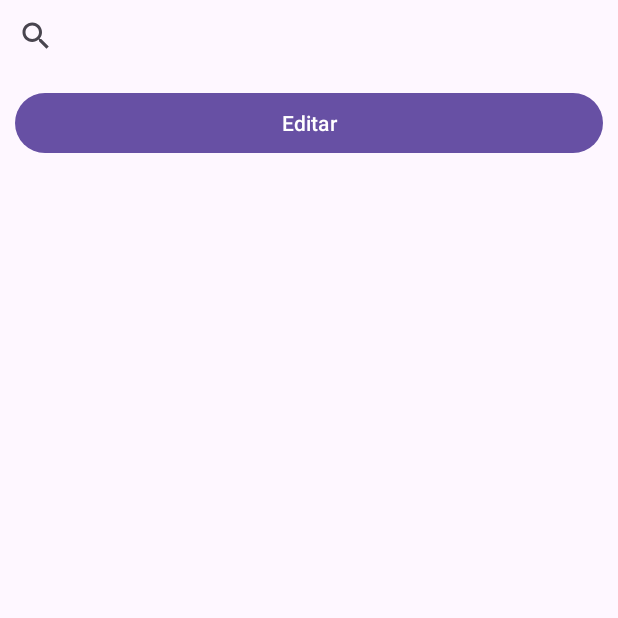
After one commit to DeringSalazar/HotelSync, an Android app: the ListaUbicacionesActivity screen opened directly, with no data from a screen before it, on a phone screen of 412 x 824 dp, the top half of it. The commit adds this screen. Run offline under Robolectric (Android 15) with nearby library versions, the phone set to English and light mode, and no system bars.

Commit message:
Ubiciones
Ubicaciones

```diff
--- a/app/build.gradle.kts
+++ b/app/build.gradle.kts
@@ -37,6 +37,8 @@ dependencies {
     implementation(libs.material)
     implementation(libs.activity)
     implementation(libs.constraintlayout)
+    implementation(libs.osmdroid.android)
+    implementation(libs.play.services.location)
     testImplementation(libs.junit)
     androidTestImplementation(libs.ext.junit)
     androidTestImplementation(libs.espresso.core)
--- /dev/null
+++ b/app/src/main/java/com/example/hotelsync/ListaUbicacionesActivity.java
@@ -0,0 +1,128 @@
+package com.example.hotelsync;
+
+import android.content.Intent;
+import android.database.Cursor;
+import android.database.sqlite.SQLiteDatabase;
+import android.os.Bundle;
+import android.widget.ArrayAdapter;
+import android.widget.Button;
+import android.widget.ListView;
+import android.widget.SearchView;
+import android.widget.Toast;
+
+import androidx.appcompat.app.AppCompatActivity;
+
+import java.util.ArrayList;
+
+public class ListaUbicacionesActivity extends AppCompatActivity {
+
+    ListView lista;
+    SearchView searchView;
+    Button btnEditar;
+    SQLiteDatabase db;
+
+    ArrayList<String> ubicaciones = new ArrayList<>();
+    ArrayList<Integer> ids = new ArrayList<>();
+    ArrayAdapter<String> adapter;
+
+    int idSeleccionado = -1;      // ID de DB
+    int posicionSeleccionada = -1; // posición en la lista (para el color)
+
+    @Override
+    protected void onCreate(Bundle savedInstanceState) {
+        super.onCreate(savedInstanceState);
+        setContentView(R.layout.activity_lista_ubicaciones);
+
+        lista = findViewById(R.id.listUbicaciones2);
+        searchView = findViewById(R.id.searchUbicaciones);
+        btnEditar = findViewById(R.id.btnEditar);
+
+        DBGestion gestion = new DBGestion(this, "hotel.db", null, 1);
+        db = gestion.getWritableDatabase();
+
+        cargarUbicaciones();
+
+        // 👉 Seleccionar item sin Toast, solo resaltado
+        lista.setOnItemClickListener((parent, view, position, id) -> {
+            idSeleccionado = ids.get(position);
+            posicionSeleccionada = position;
+
+            pintarSeleccion(); // 👉 Resaltar selección
+        });
+
+        // 👉 Botón EDITAR abre la pantalla SOLO si hay selección
+        btnEditar.setOnClickListener(v -> {
+            if (idSeleccionado == -1) {
+                Toast.makeText(this, "Seleccione una ubicación primero", Toast.LENGTH_SHORT).show();
+            } else {
+                Intent intent = new Intent(this, EditarUbicacionActivity.class);
+                intent.putExtra("id", idSeleccionado);
+                startActivity(intent);
+            }
+        });
+
+        // 🔍 FILTRO EN TIEMPO REAL
+        searchView.setOnQueryTextListener(new SearchView.OnQueryTextListener() {
+            @Override
+            public boolean onQueryTextSubmit(String query) {
+                adapter.getFilter().filter(query);
+                return true;
+            }
+
+            @Override
+            public boolean onQueryTextChange(String newText) {
+                adapter.getFilter().filter(newText);
+
+                // Reset selección si cambia la búsqueda
+                idSeleccionado = -1;
+                posicionSeleccionada = -1;
+                lista.post(ListaUbicacionesActivity.this::pintarSeleccion);
+
+                return true;
+            }
+        });
+    }
+
+    @Override
+    protected void onResume() {
+        super.onResume();
+        cargarUbicaciones();
+
+        idSeleccionado = -1;
+        posicionSeleccionada = -1;
+    }
+
+    private void cargarUbicaciones() {
+        ubicaciones.clear();
+        ids.clear();
+
+        Cursor cursor = db.rawQuery("SELECT id, nombre, latitud, longitud FROM ubicacion", null);
+
+        while (cursor.moveToNext()) {
+            ids.add(cursor.getInt(0));
+            String item = cursor.getString(1) +
+                    "\nLat: " + cursor.getString(2) +
+                    "  Lon: " + cursor.getString(3);
+            ubicaciones.add(item);
+        }
+
+        cursor.close();
+
+        adapter = new ArrayAdapter<>(this, android.R.layout.simple_list_item_1, ubicaciones);
+        lista.setAdapter(adapter);
+
+        // 👉 repinta por si quedó algo marcado antes
+        lista.post(this::pintarSeleccion);
+    }
+
+    // ⭐ Pintar el item seleccionado
+    private void pintarSeleccion() {
+        for (int i = 0; i < lista.getChildCount(); i++) {
+            if (i == posicionSeleccionada) {
+                lista.getChildAt(i).setBackgroundColor(0xFFB2DFDB); // verde agua suave
+            } else {
+                lista.getChildAt(i).setBackgroundColor(0xFFFFFFFF); // blanco
+            }
+        }
+    }
+}
--- a/app/src/main/res/layout/activity_huesped.xml
+++ b/app/src/main/res/layout/activity_huesped.xml
@@ -22,7 +22,7 @@
         app:layout_constraintTop_toTopOf="parent">
 
         <Button
-            android:id="@+id/BtnHabitacion"
+            android:id="@+id/BtnUbicacion"
             android:layout_width="match_parent"
             android:layout_height="48dp"
             android:layout_marginBottom="16dp"
--- /dev/null
+++ b/app/src/main/res/layout/activity_lista_ubicaciones.xml
@@ -0,0 +1,39 @@
+<?xml version="1.0" encoding="utf-8"?>
+<androidx.constraintlayout.widget.ConstraintLayout
+    xmlns:android="http://schemas.android.com/apk/res/android"
+    xmlns:app="http://schemas.android.com/apk/res-auto"
+    android:layout_width="match_parent"
+    android:layout_height="match_parent">
+
+    <!-- 🔍 Barra de búsqueda -->
+    <SearchView
+        android:id="@+id/searchUbicaciones"
+        android:layout_width="0dp"
+        android:layout_height="wrap_content"
+        android:queryHint="Buscar ubicación..."
+        app:layout_constraintTop_toTopOf="parent"
+        app:layout_constraintStart_toStartOf="parent"
+        app:layout_constraintEnd_toEndOf="parent"/>
+
+    <Button
+        android:id="@+id/btnEditar"
+        android:layout_width="0dp"
+        android:layout_height="wrap_content"
+        android:text="Editar"
+        android:layout_margin="10dp"
+        app:layout_constraintTop_toBottomOf="@id/searchUbicaciones"
+        app:layout_constraintStart_toStartOf="parent"
+        app:layout_constraintEnd_toEndOf="parent"/>
+
+    <ListView
+        android:id="@+id/listUbicaciones2"
+        android:layout_width="0dp"
+        android:layout_height="0dp"
+        android:layout_marginTop="10dp"
+        app:layout_constraintTop_toBottomOf="@id/btnEditar"
+        app:layout_constraintBottom_toBottomOf="parent"
+        app:layout_constraintStart_toStartOf="parent"
+        app:layout_constraintEnd_toEndOf="parent"/>
+
+
+</androidx.constraintlayout.widget.ConstraintLayout>
--- a/app/src/main/res/layout/activity_main.xml
+++ b/app/src/main/res/layout/activity_main.xml
@@ -73,7 +73,7 @@
                 android:orientation="horizontal">
 
                 <Button
-                    android:id="@+id/BtnHabitacion"
+                    android:id="@+id/BtnUbicacion"
                     android:layout_width="0dp"
                     android:layout_height="48dp"
                     android:layout_marginEnd="8dp"
--- a/gradle/libs.versions.toml
+++ b/gradle/libs.versions.toml
@@ -7,6 +7,8 @@ appcompat = "1.7.1"
 material = "1.13.0"
 activity = "1.11.0"
 constraintlayout = "2.2.1"
+osmdroidAndroid = "6.1.20"
+playServicesLocation = "21.3.0"
 
 [libraries]
 junit = { group = "junit", name = "junit", version.ref = "junit" }
@@ -16,6 +18,8 @@ appcompat = { group = "androidx.appcompat", name = "appcompat", version.ref = "a
 material = { group = "com.google.android.material", name = "material", version.ref = "material" }
 activity = { group = "androidx.activity", name = "activity", version.ref = "activity" }
 constraintlayout = { group = "androidx.constraintlayout", name = "constraintlayout", version.ref = "constraintlayout" }
+osmdroid-android = { group = "org.osmdroid", name = "osmdroid-android", version.ref = "osmdroidAndroid" }
+play-services-location = { group = "com.google.android.gms", name = "play-services-location", version.ref = "playServicesLocation" }
 
 [plugins]
 android-application = { id = "com.android.application", version.ref = "agp" }
```
Also changed, not shown: app/src/main/AndroidManifest.xml (+11 -0 lines), app/src/main/java/com/example/hotelsync/DBGestion.java (+9 -0 lines), app/src/main/java/com/example/hotelsync/EditarUbicacionActivity.java (added, +141 -0 lines), app/src/main/java/com/example/hotelsync/EmpleadoActivity.java (+10 -0 lines), app/src/main/java/com/example/hotelsync/UbicacionActivity.java (added, +115 -0 lines), app/src/main/res/layout/activity_editar_ubicacion.xml (added, +66 -0 lines), app/src/main/res/layout/activity_empleado.xml (+24 -1 lines), app/src/main/res/layout/activity_ubicacion.xml (added, +55 -0 lines).
